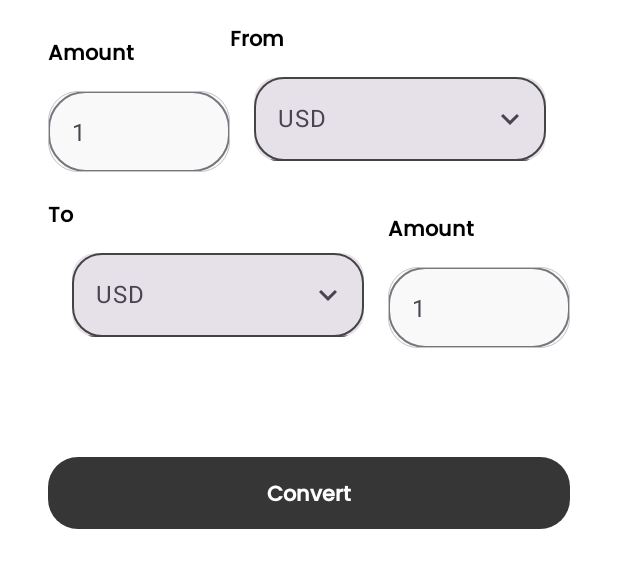
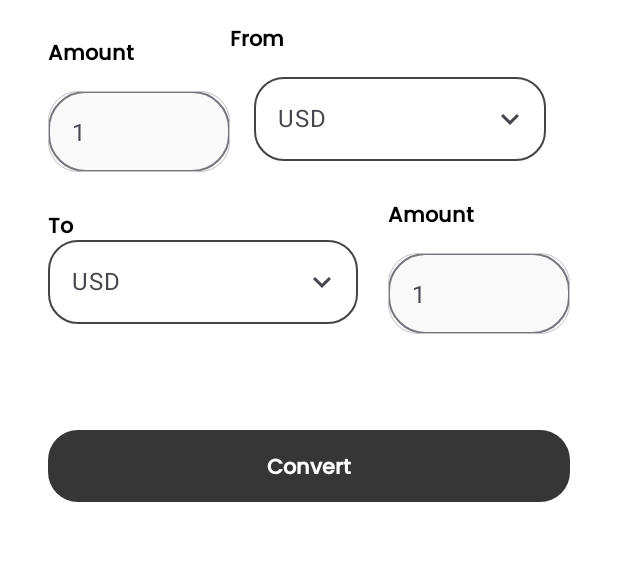
Before and after one commit to Mahmoudkhalafalah/Currency-Convrter, an Android app built with Jetpack Compose: the @Preview function CurrencyCard, on a phone screen of 412 x 824 dp. Shown: the top 568 px of the screen. Run offline under Robolectric (Android 15) with nearby library versions, the phone set to English and light mode, and no system bars.

Commit message:
Room Data Base added Favourites display and select "design modifications" view model for favourites added "selection dialog isn't finished yet" "add convert and compare ui" "add change in drop down"

```diff
--- /dev/null
+++ b/app/src/main/java/com/example/currencyconverter/presentation/StartDropdown.kt
@@ -0,0 +1,90 @@
+package com.example.currencyconverter.presentation
+
+import androidx.compose.foundation.BorderStroke
+import androidx.compose.foundation.background
+import androidx.compose.foundation.border
+import androidx.compose.foundation.clickable
+import androidx.compose.foundation.layout.Column
+import androidx.compose.foundation.layout.padding
+import androidx.compose.foundation.layout.wrapContentSize
+import androidx.compose.foundation.shape.RoundedCornerShape
+import androidx.compose.material.icons.Icons
+import androidx.compose.material.icons.filled.KeyboardArrowDown
+import androidx.compose.material.icons.filled.KeyboardArrowUp
+import androidx.compose.material3.DropdownMenu
+import androidx.compose.material3.DropdownMenuItem
+import androidx.compose.material3.ExperimentalMaterial3Api
+import androidx.compose.material3.Icon
+import androidx.compose.material3.Text
+import androidx.compose.material3.TextField
+import androidx.compose.material3.TextFieldDefaults
+import androidx.compose.runtime.Composable
+import androidx.compose.runtime.getValue
+import androidx.compose.runtime.mutableStateOf
+import androidx.compose.runtime.remember
+import androidx.compose.runtime.setValue
+import androidx.compose.ui.Modifier
+import androidx.compose.ui.graphics.Color
+import androidx.compose.ui.tooling.preview.Preview
+import androidx.compose.ui.unit.dp
+
+@OptIn(ExperimentalMaterial3Api::class)
+@Preview(showBackground = true)
+@Composable
+fun dropDownMenu1() {
+
+    var expanded by remember { mutableStateOf(false) }
+    val suggestions = listOf("Kotlin", "Java", "Dart", "Python")
+    var selectedText by remember { mutableStateOf("") }
+
+
+    val icon = if (expanded) {
+        Icons.Filled.KeyboardArrowUp
+    } else {
+        Icons.Filled.KeyboardArrowDown
+    }
+
+
+    Column(
+        Modifier
+            .wrapContentSize()
+            .padding(0.dp,0.dp,20.dp,0.dp)
+            .background(color = Color.White)
+            .border(
+                border = BorderStroke(1.dp, color = Color.DarkGray),
+                shape = RoundedCornerShape(20.dp)
+            )
+    ) {
+        TextField(
+            colors = TextFieldDefaults.outlinedTextFieldColors(
+                focusedBorderColor = Color.White,
+                unfocusedBorderColor = Color.White
+            ),
+            value = selectedText,
+            onValueChange = { selectedText = it },
+            modifier = Modifier
+                .wrapContentSize(), placeholder = { Text(text = "USD") },
+            shape = RoundedCornerShape(16.dp),
+            trailingIcon = {
+                Icon(icon, "contentDescription",
+                    Modifier.clickable { expanded = !expanded })
+            }
+
+        )
+        DropdownMenu(
+            expanded = expanded,
+            onDismissRequest = { expanded = false },
+
+            ) {
+            suggestions.forEach { label ->
+                DropdownMenuItem({ Text(text = label) }, onClick = {
+                    selectedText = label
+                    expanded = false
+                })
+
+
+            }
+        }
+
+    }
+}
--- a/app/src/main/java/com/example/currencyconverter/presentation/UpperUi/CurrencyCard.kt
+++ b/app/src/main/java/com/example/currencyconverter/presentation/UpperUi/CurrencyCard.kt
@@ -1,4 +1,4 @@
-package com.example.currencyconverter.presentation.upperUi
+package com.example.currencyconverter.presentation.UpperUi
 
 import androidx.compose.foundation.layout.Arrangement
 import androidx.compose.foundation.layout.Box
@@ -8,7 +8,6 @@ import androidx.compose.foundation.layout.Spacer
 import androidx.compose.foundation.layout.fillMaxWidth
 import androidx.compose.foundation.layout.height
 import androidx.compose.foundation.layout.padding
-import androidx.compose.foundation.layout.wrapContentSize
 import androidx.compose.foundation.shape.RoundedCornerShape
 import androidx.compose.material3.Button
 import androidx.compose.material3.ButtonDefaults
@@ -26,7 +25,8 @@ import androidx.compose.ui.tooling.preview.Preview
 import androidx.compose.ui.unit.dp
 import com.example.currencyconverter.presentation.commoncomponents.InputTextField
 import com.example.currencyconverter.presentation.commoncomponents.PoppinsFontText
-
+import com.example.currencyconverter.presentation.dropDownMenu1
+import com.example.currencyconverter.presentation.upperUi.dropDownMenu
 
 
 @Preview(showBackground = true)
@@ -52,10 +52,11 @@ fun CurrencyCard() {
                 InputTextField(text = text, onTextChange = { text = it }, width = 121.dp)
             }
             Column(
-                verticalArrangement = Arrangement.Center
+                verticalArrangement = Arrangement.SpaceBetween
             ) {
 
                 PoppinsFontText(text = "From")
+
                 dropDownMenu()
 
             }
@@ -63,7 +64,7 @@ fun CurrencyCard() {
         Spacer(modifier = Modifier.height(10.dp))
         Row(
             verticalAlignment = Alignment.CenterVertically,
-            horizontalArrangement = Arrangement.Center
+            horizontalArrangement = Arrangement.SpaceBetween
         ) {
             Column(
               Modifier.weight(1f),
@@ -71,7 +72,7 @@ fun CurrencyCard() {
 
             ) {
                 PoppinsFontText(text = "To")
-                dropDownMenu()
+                dropDownMenu1()
             }
             Column(
 
--- a/app/src/main/java/com/example/currencyconverter/presentation/UpperUi/DropDown.kt
+++ b/app/src/main/java/com/example/currencyconverter/presentation/UpperUi/DropDown.kt
@@ -1,46 +1,32 @@
 package com.example.currencyconverter.presentation.upperUi
 
-import androidx.annotation.DrawableRes
 import androidx.compose.foundation.BorderStroke
-import androidx.compose.foundation.Image
 import androidx.compose.foundation.background
 import androidx.compose.foundation.border
 import androidx.compose.foundation.clickable
-import androidx.compose.foundation.layout.Arrangement
 import androidx.compose.foundation.layout.Column
-import androidx.compose.foundation.layout.Row
-import androidx.compose.foundation.layout.Spacer
-import androidx.compose.foundation.layout.fillMaxWidth
 import androidx.compose.foundation.layout.padding
-import androidx.compose.foundation.layout.size
-import androidx.compose.foundation.layout.width
 import androidx.compose.foundation.layout.wrapContentSize
 import androidx.compose.foundation.shape.RoundedCornerShape
 import androidx.compose.material.icons.Icons
 import androidx.compose.material.icons.filled.KeyboardArrowDown
 import androidx.compose.material.icons.filled.KeyboardArrowUp
-import androidx.compose.material3.Card
 import androidx.compose.material3.DropdownMenu
 import androidx.compose.material3.DropdownMenuItem
 import androidx.compose.material3.ExperimentalMaterial3Api
 import androidx.compose.material3.Icon
 import androidx.compose.material3.Text
 import androidx.compose.material3.TextField
+import androidx.compose.material3.TextFieldDefaults
 import androidx.compose.runtime.Composable
 import androidx.compose.runtime.getValue
 import androidx.compose.runtime.mutableStateOf
 import androidx.compose.runtime.remember
 import androidx.compose.runtime.setValue
-import androidx.compose.ui.Alignment
 import androidx.compose.ui.Modifier
 import androidx.compose.ui.graphics.Color
-import androidx.compose.ui.layout.onGloballyPositioned
-import androidx.compose.ui.platform.LocalDensity
-import androidx.compose.ui.res.painterResource
 import androidx.compose.ui.tooling.preview.Preview
 import androidx.compose.ui.unit.dp
-import androidx.compose.ui.unit.toSize
-import com.example.currencyconverter.R
 
 /*data class DropDownItem(val currencyCode: String, @DrawableRes val flagId: Int)
 
@@ -114,7 +100,7 @@ fun CurrencyDropDown(modifier: Modifier) {
         }
     }
 }*/
-data class DropDownItem(val currencyCode: String, @DrawableRes val flagId: Int)
+
 
 
 
@@ -128,40 +114,53 @@ fun dropDownMenu() {
     var selectedText by remember { mutableStateOf("") }
 
 
-
-    val icon = if (expanded)
+    val icon = if (expanded) {
         Icons.Filled.KeyboardArrowUp
-    else
+    } else {
         Icons.Filled.KeyboardArrowDown
+    }
 
 
-    Column(Modifier.wrapContentSize().padding(16.dp).border(border = BorderStroke(1.dp, color = Color.DarkGray), shape = RoundedCornerShape(20.dp))) {
+    Column(
+        Modifier
+            .wrapContentSize()
+            .padding(16.dp)
+            .background(color = Color.White)
+            .border(
+                border = BorderStroke(1.dp, color = Color.DarkGray),
+                shape = RoundedCornerShape(20.dp)
+            )
+    ) {
         TextField(
+            colors = TextFieldDefaults.outlinedTextFieldColors(
+                focusedBorderColor = Color.White,
+                unfocusedBorderColor = Color.White
+            ),
             value = selectedText,
             onValueChange = { selectedText = it },
             modifier = Modifier
-                .wrapContentSize()
-               , placeholder = { Text(text = "USD") },
+                .wrapContentSize(), placeholder = { Text(text = "USD") },
             shape = RoundedCornerShape(16.dp),
             trailingIcon = {
-                Icon(icon,"contentDescription",
+                Icon(icon, "contentDescription",
                     Modifier.clickable { expanded = !expanded })
             }
+
         )
         DropdownMenu(
             expanded = expanded,
             onDismissRequest = { expanded = false },
 
-        ) {
+            ) {
             suggestions.forEach { label ->
-                DropdownMenuItem({ Text(text = label) }
-                    ,onClick = {
-                        selectedText = label
-                        expanded = false
-                    })
+                DropdownMenuItem({ Text(text = label) }, onClick = {
+                    selectedText = label
+                    expanded = false
+                })
 
 
             }
         }
 
-    }}
+    }
+}
```
Also changed, not shown: app/src/main/java/com/example/currencyconverter/presentation/UpperUi/BaseScreen.kt (+0 -8 lines).
